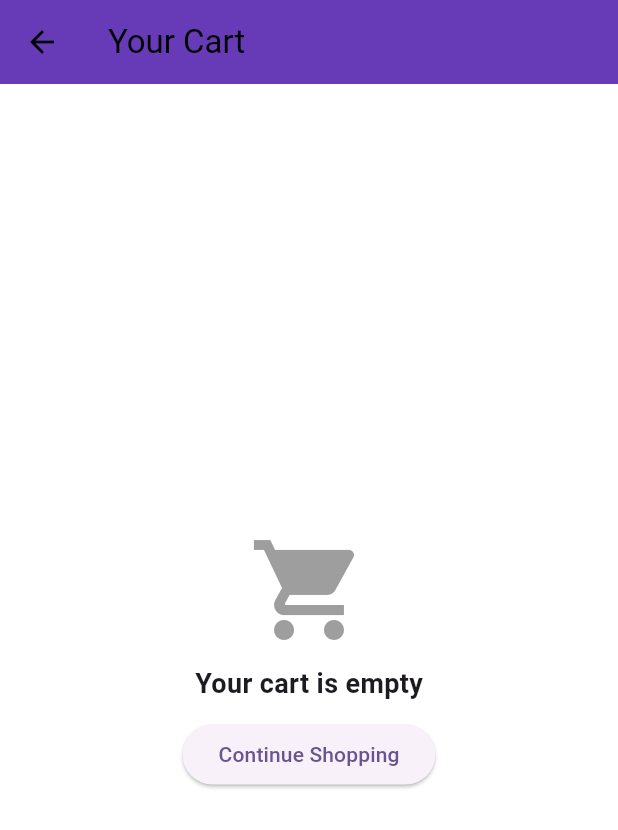
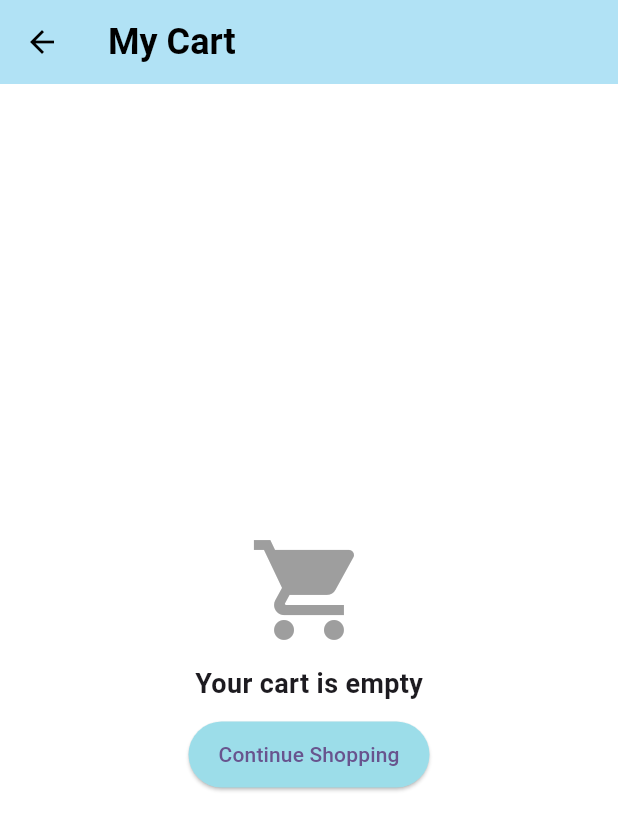
Before and after one commit to Chandupa04/furrpal, a Flutter app: the CartPage screen opened directly with empty values, on a phone screen of 412 x 824 dp. Shown: the top 830 px of the screen. Run offline on Flutter 3.47's test engine with Material 3 defaults, Android fonts, the phone set to English and light mode, and no system bars; our stand-ins replace cloud_firestore, email_validator, firebase_auth, firebase_core, firebase_storage, flutter_bloc and 6 more; missing offline and left inert: custom_check_box, platform_text; accounts and stored records are empty.

Commit message:
new cart and shop updates

```diff
--- a/lib/features/community/presentation/widgets/community_post_card.dart
+++ b/lib/features/community/presentation/widgets/community_post_card.dart
@@ -243,13 +243,13 @@ class _CommunityPostCardState extends State<CommunityPostCard> {
           ),
           ContainerCustom(
             height: MediaQuery.of(context).size.height * 0.3,
+            width: double.infinity,
+            marginTop: 10.h,
+            marginBottom: 10.h,
             child: Image.asset('assets/images/gallery.jpeg',
             height: 250.h,
             fit: BoxFit.contain,
             ),
-            width: double.infinity,
-            marginTop: 10.h,
-            marginBottom: 10.h,
             // bgColor: Colors.grey,
           ),
           TextCustomWidget(
--- a/lib/features/home/presentation/pages/userdetails_page.dart
+++ b/lib/features/home/presentation/pages/userdetails_page.dart
@@ -2,7 +2,7 @@ import 'package:flutter/material.dart';
 import 'package:flutter/services.dart'; // Import Clipboard for copy function
 
 void main() {
-  runApp(UserDetailsApp());
+  runApp(const UserDetailsApp());
 }
 
 class UserDetailsApp extends StatelessWidget {
@@ -10,7 +10,7 @@ class UserDetailsApp extends StatelessWidget {
 
   @override
   Widget build(BuildContext context) {
-    return MaterialApp(
+    return const MaterialApp(
       debugShowCheckedModeBanner: false,
       home: UserDetailsPage(),
     );
--- a/lib/features/nav_bar/presentation/pages/nav_bar.dart
+++ b/lib/features/nav_bar/presentation/pages/nav_bar.dart
@@ -21,7 +21,7 @@ class _NavBarState extends State<NavBar> {
     const HomePage(),
     const NotificationsPage(),
     const CommunityPage(),
-    ShopPage(),
+    const ShopPage(),
     const UserProfile(),
   ];
   int _currentIndex = 0;
--- a/lib/features/profile/presentation/pages/dog_profile_page.dart
+++ b/lib/features/profile/presentation/pages/dog_profile_page.dart
@@ -1,7 +1,6 @@
 import 'package:flutter/material.dart';
 import 'package:google_fonts/google_fonts.dart';
 import 'package:cloud_firestore/cloud_firestore.dart';
-import 'package:furrpal/config/firebase_service.dart';
 
 class DogProfilePage extends StatelessWidget {
   final String dogId;
--- a/lib/features/shop/presentation/pages/cart_page.dart
+++ b/lib/features/shop/presentation/pages/cart_page.dart
@@ -81,8 +81,14 @@ class _CartPageState extends State<CartPage> {
 
     return Scaffold(
       appBar: AppBar(
-        title: const Text("Your Cart"),
-        backgroundColor: Colors.deepPurple,
+        title: const Text(
+          "My Cart",
+          style: TextStyle(
+            fontWeight: FontWeight.bold,
+            fontSize: 24,
+          ),
+        ),
+        backgroundColor: const Color.fromARGB(255, 177, 226, 245),
       ),
       body: widget.cart.isEmpty
           ? Center(
@@ -97,30 +103,48 @@ class _CartPageState extends State<CartPage> {
                   ),
                   const SizedBox(height: 10),
                   ElevatedButton(
+                    style: ElevatedButton.styleFrom(
+                      backgroundColor: const Color.fromARGB(255, 156, 221, 233),
+                      padding: const EdgeInsets.symmetric(
+                          horizontal: 20, vertical: 12),
+                    ),
                     onPressed: () => Navigator.pop(context),
                     child: const Text("Continue Shopping"),
                   ),
                 ],
               ),
             )
-          : SingleChildScrollView(
-              child: Column(
+          : Column(
               children: [
-                  // Cart items list
-                  ListView.separated(
-                    shrinkWrap:
-                        true, // This makes the ListView occupy only necessary space
+                Expanded(
+                  child: ListView.separated(
+                    padding: const EdgeInsets.all(10),
                     itemCount: widget.cart.length,
                     separatorBuilder: (context, index) =>
                         const Divider(thickness: 1),
                     itemBuilder: (context, index) {
                       final product = widget.cart[index];
-                      return ListTile(
-                        leading:
-                            Image.asset(product.image, width: 50, height: 50),
-                        title: Text(product.name),
+                      return Card(
+                        elevation: 3,
+                        shape: RoundedRectangleBorder(
+                          borderRadius: BorderRadius.circular(10),
+                        ),
+                        child: ListTile(
+                          contentPadding: const EdgeInsets.all(12),
+                          leading: ClipRRect(
+                            borderRadius: BorderRadius.circular(8),
+                            child: Image.asset(product.image,
+                                width: 50, height: 50),
+                          ),
+                          title: Text(
+                            product.name,
+                            style: const TextStyle(
+                                fontWeight: FontWeight.bold, fontSize: 16),
+                          ),
                           subtitle: Text(
-                            "\$${product.price.toStringAsFixed(2)} x ${product.quantity}"),
+                            "\$${product.price.toStringAsFixed(2)} x ${product.quantity}",
+                            style: const TextStyle(fontSize: 14),
+                          ),
                           trailing: Row(
                             mainAxisSize: MainAxisSize.min,
                             children: [
@@ -130,7 +154,9 @@ class _CartPageState extends State<CartPage> {
                                 color: Colors.red,
                               ),
                               Text("${product.quantity}",
-                                style: const TextStyle(fontSize: 16)),
+                                  style: const TextStyle(
+                                      fontSize: 18,
+                                      fontWeight: FontWeight.bold)),
                               IconButton(
                                 icon: const Icon(Icons.add_circle),
                                 onPressed: () => addToCart(product),
@@ -138,54 +164,50 @@ class _CartPageState extends State<CartPage> {
                               ),
                             ],
                           ),
+                        ),
                       );
                     },
                   ),
-                  // Total Price with highlighted style
+                ),
                 Container(
                   padding: const EdgeInsets.all(16),
-                    decoration: const BoxDecoration(
-                      border: Border(
-                        top: BorderSide(width: 1, color: Colors.grey),
+                  decoration: BoxDecoration(
+                    color: Colors.deepPurple[50],
+                    borderRadius: const BorderRadius.only(
+                        topLeft: Radius.circular(20),
+                        topRight: Radius.circular(20)),
+                  ),
+                  child: Column(
+                    crossAxisAlignment: CrossAxisAlignment.stretch,
+                    children: [
+                      Text(
+                        "Total: \$${totalPrice.toStringAsFixed(2)}",
+                        style: const TextStyle(
+                            fontSize: 22,
+                            fontWeight: FontWeight.bold,
+                            color: Colors.deepPurple),
+                        textAlign: TextAlign.center,
+                      ),
+                      const SizedBox(height: 10),
+                      ElevatedButton(
+                        style: ElevatedButton.styleFrom(
+                          backgroundColor: Colors.deepPurple,
+                          padding: const EdgeInsets.symmetric(
+                              vertical: 14, horizontal: 24),
+                          shape: RoundedRectangleBorder(
+                            borderRadius: BorderRadius.circular(10),
                           ),
                         ),
-                    child: Column(
-                      children: [
-                        Container(
-                          padding: const EdgeInsets.symmetric(
-                              vertical: 10, horizontal: 20),
-                          decoration: BoxDecoration(
-                            color: Colors.amber[100],
-                            borderRadius: BorderRadius.circular(10),
-                            border: Border.all(color: Colors.amber, width: 2),
+                        onPressed: navigateToOrderDetails,
+                        child: const Text("Proceed to Checkout",
+                            style:
+                                TextStyle(fontSize: 18, color: Colors.white)),
                       ),
-                          child: Text(
-                            "Total: \$${totalPrice.toStringAsFixed(2)}",
-                            style: const TextStyle(
-                                fontSize: 24,
-                                fontWeight: FontWeight.bold,
-                                color: Colors.green),
-                          ),
-                        ),
-                        const SizedBox(height: 10),
                     ],
                   ),
                 ),
               ],
             ),
-            ),
-      // Floating Action Button for Checkout
-      floatingActionButton: widget.cart.isEmpty
-          ? null
-          : Padding(
-              padding: const EdgeInsets.only(bottom: 80), // Adjust for FAB
-              child: FloatingActionButton.extended(
-                onPressed: navigateToOrderDetails,
-                label: const Text("Checkout"),
-                icon: const Icon(Icons.shopping_cart),
-                backgroundColor: Colors.deepPurple,
-              ),
-            ),
     );
   }
 }
```
Also changed, not shown: lib/features/shop/presentation/pages/shop_page.dart (+30 -5 lines), assets/images/pet_carrier.jpg (added), assets/images/pet_nail.jpg (added), assets/images/poop.jpg (added). Lines whose indentation alone changed are shown as unchanged.
